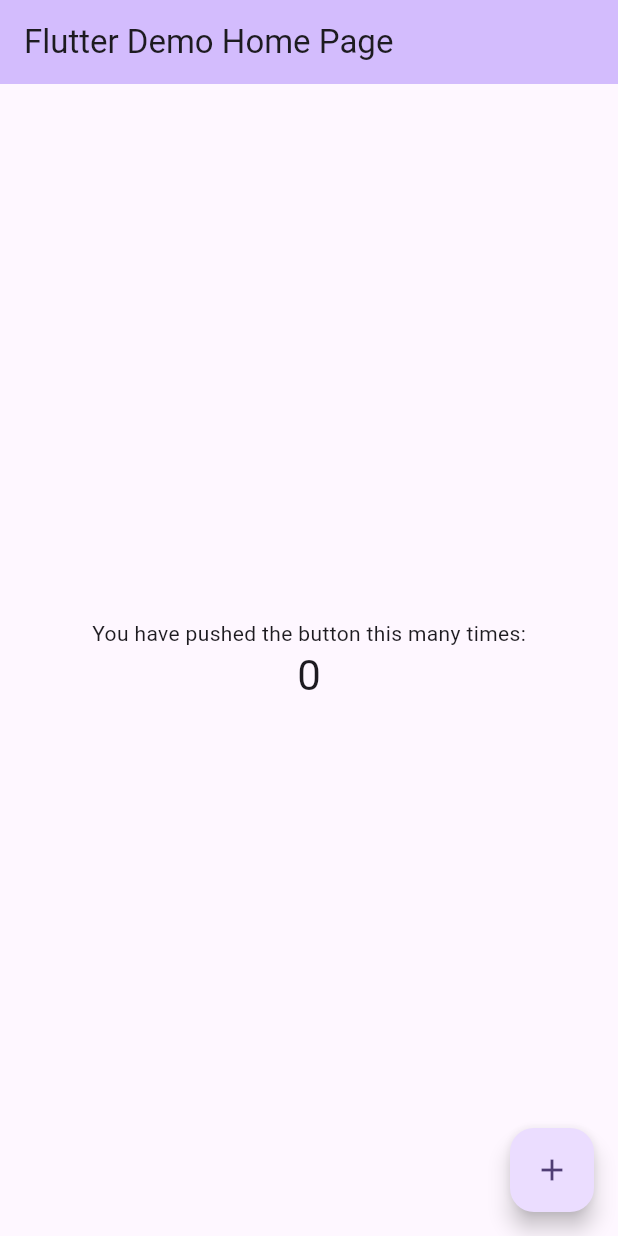
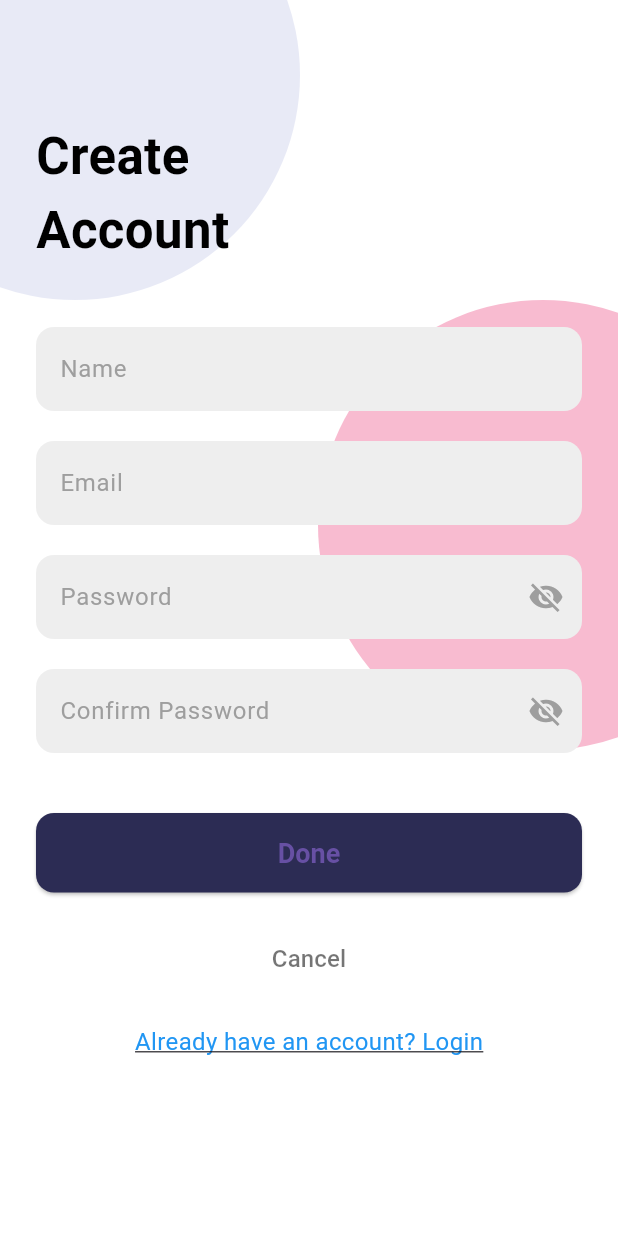
Before and after one commit to nadabha1/CodeCrew, a Flutter app: the screen it shows after launch, on a phone screen of 412 x 824 dp. Run offline on Flutter 3.47's test engine with Material 3 defaults, Android fonts, the light colour scheme and no system bars.

Commit message:
signup page

```diff
--- /dev/null
+++ b/projet_pim/lib/Model/user_entity.dart
@@ -0,0 +1,43 @@
+class User {
+  final String name;
+  final String email;
+  final String password;
+  final String role;
+  final String? resetPasswordOtp;
+  final DateTime? resetPasswordOtpExpires;
+
+  User({
+    required this.name,
+    required this.email,
+    required this.password,
+    this.role = 'user',
+    this.resetPasswordOtp,
+    this.resetPasswordOtpExpires,
+  });
+
+  // Factory method to create a User instance from JSON
+  factory User.fromJson(Map<String, dynamic> json) {
+    return User(
+      name: json['name'] ?? '',
+      email: json['email'] ?? '',
+      password: json['password'] ?? '',
+      role: json['role'] ?? 'user',
+      resetPasswordOtp: json['resetPasswordOtp'],
+      resetPasswordOtpExpires: json['resetPasswordOtpExpires'] != null
+          ? DateTime.parse(json['resetPasswordOtpExpires'])
+          : null,
+    );
+  }
+
+  // Method to convert a User instance to JSON
+  Map<String, dynamic> toJson() {
+    return {
+      'name': name,
+      'email': email,
+      'password': password,
+      'role': role,
+      'resetPasswordOtp': resetPasswordOtp,
+      'resetPasswordOtpExpires': resetPasswordOtpExpires?.toIso8601String(),
+    };
+  }
+}
--- /dev/null
+++ b/projet_pim/lib/Providers/auth_provider.dart
@@ -0,0 +1,41 @@
+import 'dart:convert';
+import 'package:flutter/material.dart';
+import 'package:http/http.dart' as http;
+
+class AuthProvider with ChangeNotifier {
+  bool _isLoading = false;
+
+  bool get isLoading => _isLoading;
+
+  Future<bool> registerUser(String name, String email, String password) async {
+    _isLoading = true;
+    notifyListeners();
+
+    const String apiUrl = "http://localhost:3000/users/register";
+
+    try {
+      final response = await http.post(
+        Uri.parse(apiUrl),
+        headers: {"Content-Type": "application/json"},
+        body: jsonEncode({
+          "name": name,
+          "email": email,
+          "password": password,
+        }),
+      );
+
+      _isLoading = false;
+      notifyListeners();
+
+      if (response.statusCode == 201 || response.statusCode == 200) {
+        return true;
+      } else {
+        return false;
+      }
+    } catch (e) {
+      _isLoading = false;
+      notifyListeners();
+      return false;
+    }
+  }
+}
--- /dev/null
+++ b/projet_pim/lib/View/signup_page.dart
@@ -0,0 +1,285 @@
+import 'package:flutter/material.dart';
+import 'package:provider/provider.dart';
+import '../Providers/auth_provider.dart'; // Correct path
+
+class SignUpPage extends StatefulWidget {
+  @override
+  _SignUpPageState createState() => _SignUpPageState();
+}
+
+class _SignUpPageState extends State<SignUpPage> {
+  final TextEditingController nameController = TextEditingController();
+  final TextEditingController emailController = TextEditingController();
+  final TextEditingController passwordController = TextEditingController();
+  final TextEditingController confirmPasswordController =
+      TextEditingController();
+
+  bool _isPasswordObscured = true;
+  bool _isConfirmPasswordObscured = true;
+
+  void _registerUser(BuildContext context) async {
+    // Check if any field is empty
+    if (nameController.text.isEmpty ||
+        emailController.text.isEmpty ||
+        passwordController.text.isEmpty ||
+        confirmPasswordController.text.isEmpty) {
+      ScaffoldMessenger.of(context).showSnackBar(
+        SnackBar(
+          content: Text(
+            "Please fill all the fields!",
+            style: TextStyle(color: Colors.white),
+          ),
+          backgroundColor: Colors.orange,
+        ),
+      );
+      return;
+    }
+
+    // Check if passwords match
+    if (passwordController.text != confirmPasswordController.text) {
+      ScaffoldMessenger.of(context).showSnackBar(
+        SnackBar(
+          content: Text(
+            "Passwords do not match!",
+            style: TextStyle(color: Colors.white),
+          ),
+          backgroundColor: Colors.red,
+        ),
+      );
+      return;
+    }
+
+    final authProvider = Provider.of<AuthProvider>(context, listen: false);
+
+    ScaffoldMessenger.of(context).showSnackBar(
+      SnackBar(
+        content: Text("Processing your request..."),
+        duration: Duration(seconds: 2),
+      ),
+    );
+
+    bool success = await authProvider.registerUser(
+      nameController.text,
+      emailController.text,
+      passwordController.text,
+    );
+
+    ScaffoldMessenger.of(context).clearSnackBars();
+
+    if (success) {
+      ScaffoldMessenger.of(context).showSnackBar(
+        SnackBar(
+          content: Text(
+            "Signup successful!",
+            style: TextStyle(color: Colors.white),
+          ),
+          backgroundColor: Colors.green,
+        ),
+      );
+
+      Future.delayed(Duration(seconds: 2), () {
+        Navigator.pushReplacementNamed(context, "/login");
+      });
+    } else {
+      ScaffoldMessenger.of(context).showSnackBar(
+        SnackBar(
+          content: Text(
+            "Signup failed. Please try again!",
+            style: TextStyle(color: Colors.white),
+          ),
+          backgroundColor: Colors.red,
+        ),
+      );
+    }
+  }
+
+  @override
+  Widget build(BuildContext context) {
+    final authProvider = Provider.of<AuthProvider>(context);
+
+    return Scaffold(
+      backgroundColor: Colors.white,
+      body: Stack(
+        children: [
+          // Background with purple and pink shapes
+          Positioned(
+            top: -100,
+            left: -100,
+            child: Container(
+              width: 300,
+              height: 300,
+              decoration: BoxDecoration(
+                color: Color(0xFFE8EAF6), // Light purple
+                shape: BoxShape.circle,
+              ),
+            ),
+          ),
+          Positioned(
+            top: 200,
+            right: -100,
+            child: Container(
+              width: 300,
+              height: 300,
+              decoration: BoxDecoration(
+                color: Color(0xFFF8BBD0), // Light pink
+                shape: BoxShape.circle,
+              ),
+            ),
+          ),
+          SingleChildScrollView(
+            padding: const EdgeInsets.symmetric(horizontal: 24.0),
+            child: Column(
+              crossAxisAlignment: CrossAxisAlignment.start,
+              children: [
+                SizedBox(height: 80),
+                Text(
+                  "Create\nAccount",
+                  style: TextStyle(
+                    fontSize: 34,
+                    fontWeight: FontWeight.bold,
+                    color: Colors.black,
+                  ),
+                ),
+                SizedBox(height: 40),
+                TextField(
+                  controller: nameController,
+                  decoration: InputDecoration(
+                    labelText: "Name",
+                    labelStyle: TextStyle(color: Colors.grey),
+                    filled: true,
+                    fillColor: Colors.grey[200],
+                    border: OutlineInputBorder(
+                      borderRadius: BorderRadius.circular(12),
+                      borderSide: BorderSide.none,
+                    ),
+                  ),
+                ),
+                SizedBox(height: 20),
+                TextField(
+                  controller: emailController,
+                  decoration: InputDecoration(
+                    labelText: "Email",
+                    labelStyle: TextStyle(color: Colors.grey),
+                    filled: true,
+                    fillColor: Colors.grey[200],
+                    border: OutlineInputBorder(
+                      borderRadius: BorderRadius.circular(12),
+                      borderSide: BorderSide.none,
+                    ),
+                  ),
+                  keyboardType: TextInputType.emailAddress,
+                ),
+                SizedBox(height: 20),
+                TextField(
+                  controller: passwordController,
+                  obscureText: _isPasswordObscured,
+                  decoration: InputDecoration(
+                    labelText: "Password",
+                    labelStyle: TextStyle(color: Colors.grey),
+                    filled: true,
+                    fillColor: Colors.grey[200],
+                    border: OutlineInputBorder(
+                      borderRadius: BorderRadius.circular(12),
+                      borderSide: BorderSide.none,
+                    ),
+                    suffixIcon: IconButton(
+                      icon: Icon(
+                        _isPasswordObscured
+                            ? Icons.visibility_off
+                            : Icons.visibility,
+                        color: Colors.grey,
+                      ),
+                      onPressed: () {
+                        setState(() {
+                          _isPasswordObscured = !_isPasswordObscured;
+                        });
+                      },
+                    ),
+                  ),
+                ),
+                SizedBox(height: 20),
+                TextField(
+                  controller: confirmPasswordController,
+                  obscureText: _isConfirmPasswordObscured,
+                  decoration: InputDecoration(
+                    labelText: "Confirm Password",
+                    labelStyle: TextStyle(color: Colors.grey),
+                    filled: true,
+                    fillColor: Colors.grey[200],
+                    border: OutlineInputBorder(
+                      borderRadius: BorderRadius.circular(12),
+                      borderSide: BorderSide.none,
+                    ),
+                    suffixIcon: IconButton(
+                      icon: Icon(
+                        _isConfirmPasswordObscured
+                            ? Icons.visibility_off
+                            : Icons.visibility,
+                        color: Colors.grey,
+                      ),
+                      onPressed: () {
+                        setState(() {
+                          _isConfirmPasswordObscured =
+                              !_isConfirmPasswordObscured;
+                        });
+                      },
+                    ),
+                  ),
+                ),
+                SizedBox(height: 40),
+                authProvider.isLoading
+                    ? Center(child: CircularProgressIndicator())
+                    : ElevatedButton(
+                        onPressed: () => _registerUser(context),
+                        style: ElevatedButton.styleFrom(
+                          backgroundColor: Color(0xFF2C2C54), // Navy blue button color
+                          shape: RoundedRectangleBorder(
+                            borderRadius: BorderRadius.circular(12),
+                          ),
+                          padding: EdgeInsets.symmetric(vertical: 16),
+                          textStyle: TextStyle(
+                            fontSize: 18,
+                            fontWeight: FontWeight.bold,
+                          ),
+                        ),
+                        child: Center(child: Text("Done")),
+                      ),
+                SizedBox(height: 20),
+                Center(
+                  child: TextButton(
+                    onPressed: () {
+                      Navigator.pop(context); // Cancel button action
+                    },
+                    child: Text(
+                      "Cancel",
+                      style: TextStyle(
+                        color: Colors.black54,
+                        fontSize: 16,
+                      ),
+                    ),
+                  ),
+                ),
+                SizedBox(height: 20),
+                Center(
+                  child: GestureDetector(
+                    onTap: () {
+                      Navigator.pushReplacementNamed(context, "/login"); // Navigate to Login
+                    },
+                    child: Text(
+                      "Already have an account? Login",
+                      style: TextStyle(
+                        color: Colors.blue,
+                        fontSize: 16,
+                        decoration: TextDecoration.underline,
+                      ),
+                    ),
+                  ),
+                ),
+              ],
+            ),
+          ),
+        ],
+      ),
+    );
+  }
+}
--- a/projet_pim/lib/main.dart
+++ b/projet_pim/lib/main.dart
@@ -1,125 +1,27 @@
 import 'package:flutter/material.dart';
+import 'package:provider/provider.dart';
+import '/Providers/auth_provider.dart'; // Correct path to match folder structure
+import 'view/signup_page.dart'; // Correct path to the SignUpPage
 
 void main() {
-  runApp(const MyApp());
+  runApp(
+    MultiProvider(
+      providers: [
+        ChangeNotifierProvider(create: (_) => AuthProvider()),
+      ],
+      child: MyApp(),
+    ),
+  );
 }
 
 class MyApp extends StatelessWidget {
-  const MyApp({super.key});
-
-  // This widget is the root of your application.
   @override
   Widget build(BuildContext context) {
     return MaterialApp(
-      title: 'Flutter Demo',
-      theme: ThemeData(
-        // This is the theme of your application.
-        //
-        // TRY THIS: Try running your application with "flutter run". You'll see
-        // the application has a purple toolbar. Then, without quitting the app,
-        // try changing the seedColor in the colorScheme below to Colors.green
-        // and then invoke "hot reload" (save your changes or press the "hot
-        // reload" button in a Flutter-supported IDE, or press "r" if you used
-        // the command line to start the app).
-        //
-        // Notice that the counter didn't reset back to zero; the application
-        // state is not lost during the reload. To reset the state, use hot
-        // restart instead.
-        //
-        // This works for code too, not just values: Most code changes can be
-        // tested with just a hot reload.
-        colorScheme: ColorScheme.fromSeed(seedColor: Colors.deepPurple),
-        useMaterial3: true,
-      ),
-      home: const MyHomePage(title: 'Flutter Demo Home Page'),
+      debugShowCheckedModeBanner: false,
+      title: "Flutter Signup App", // Optional: Add a title for the app
+      theme: ThemeData(primarySwatch: Colors.blue), // Optional: Define a theme
+      home: SignUpPage(),
     );
   }
 }
-
-class MyHomePage extends StatefulWidget {
-  const MyHomePage({super.key, required this.title});
-
-  // This widget is the home page of your application. It is stateful, meaning
-  // that it has a State object (defined below) that contains fields that affect
-  // how it looks.
-
-  // This class is the configuration for the state. It holds the values (in this
-  // case the title) provided by the parent (in this case the App widget) and
-  // used by the build method of the State. Fields in a Widget subclass are
-  // always marked "final".
-
-  final String title;
-
-  @override
-  State<MyHomePage> createState() => _MyHomePageState();
-}
-
-class _MyHomePageState extends State<MyHomePage> {
-  int _counter = 0;
-
-  void _incrementCounter() {
-    setState(() {
-      // This call to setState tells the Flutter framework that something has
-      // changed in this State, which causes it to rerun the build method below
-      // so that the display can reflect the updated values. If we changed
-      // _counter without calling setState(), then the build method would not be
-      // called again, and so nothing would appear to happen.
-      _counter++;
-    });
-  }
-
-  @override
-  Widget build(BuildContext context) {
-    // This method is rerun every time setState is called, for instance as done
-    // by the _incrementCounter method above.
-    //
-    // The Flutter framework has been optimized to make rerunning build methods
-    // fast, so that you can just rebuild anything that needs updating rather
-    // than having to individually change instances of widgets.
-    return Scaffold(
-      appBar: AppBar(
-        // TRY THIS: Try changing the color here to a specific color (to
-        // Colors.amber, perhaps?) and trigger a hot reload to see the AppBar
-        // change color while the other colors stay the same.
-        backgroundColor: Theme.of(context).colorScheme.inversePrimary,
-        // Here we take the value from the MyHomePage object that was created by
-        // the App.build method, and use it to set our appbar title.
-        title: Text(widget.title),
-      ),
-      body: Center(
-        // Center is a layout widget. It takes a single child and positions it
-        // in the middle of the parent.
-        child: Column(
-          // Column is also a layout widget. It takes a list of children and
-          // arranges them vertically. By default, it sizes itself to fit its
-          // children horizontally, and tries to be as tall as its parent.
-          //
-          // Column has various properties to control how it sizes itself and
-          // how it positions its children. Here we use mainAxisAlignment to
-          // center the children vertically; the main axis here is the vertical
-          // axis because Columns are vertical (the cross axis would be
-          // horizontal).
-          //
-          // TRY THIS: Invoke "debug painting" (choose the "Toggle Debug Paint"
-          // action in the IDE, or press "p" in the console), to see the
-          // wireframe for each widget.
-          mainAxisAlignment: MainAxisAlignment.center,
-          children: <Widget>[
-            const Text(
-              'You have pushed the button this many times:',
-            ),
-            Text(
-              '$_counter',
-              style: Theme.of(context).textTheme.headlineMedium,
-            ),
-          ],
-        ),
-      ),
-      floatingActionButton: FloatingActionButton(
-        onPressed: _incrementCounter,
-        tooltip: 'Increment',
-        child: const Icon(Icons.add),
-      ), // This trailing comma makes auto-formatting nicer for build methods.
-    );
-  }
-}
--- a/projet_pim/pubspec.yaml
+++ b/projet_pim/pubspec.yaml
@@ -34,7 +34,9 @@ dependencies:
 
   # The following adds the Cupertino Icons font to your application.
   # Use with the CupertinoIcons class for iOS style icons.
-  cupertino_icons: ^1.0.8
+  http: ^1.3.0
+  provider: ^6.1.2
+  shared_preferences: ^2.5.1
 
 dev_dependencies:
   flutter_test:
```
Also changed, not shown: projet_pim/pubspec.lock, 2 other files.
